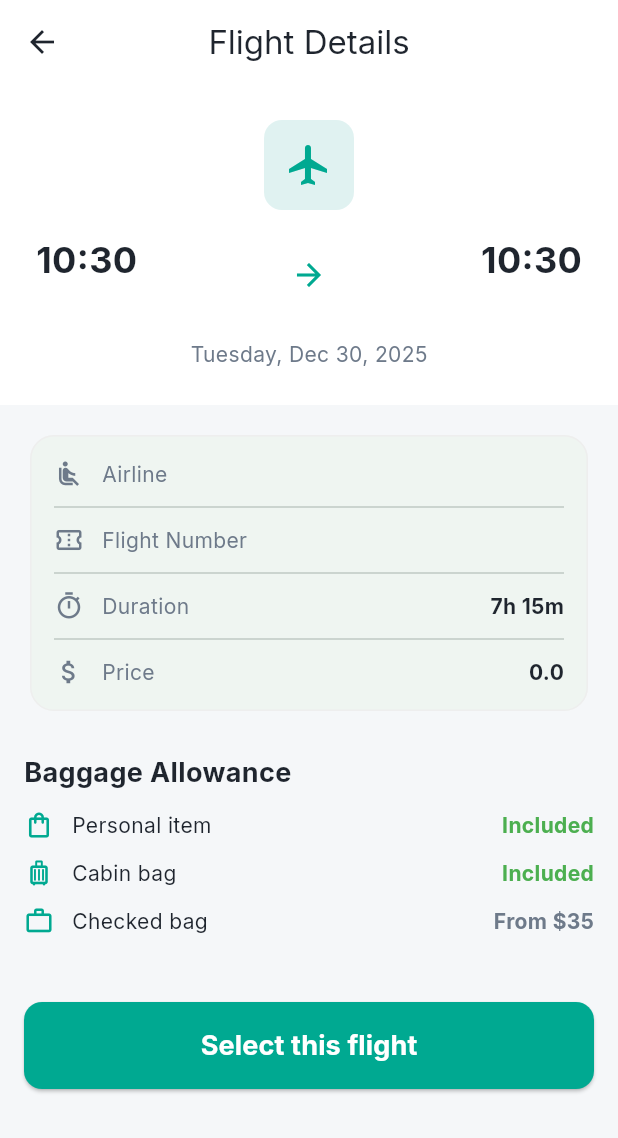
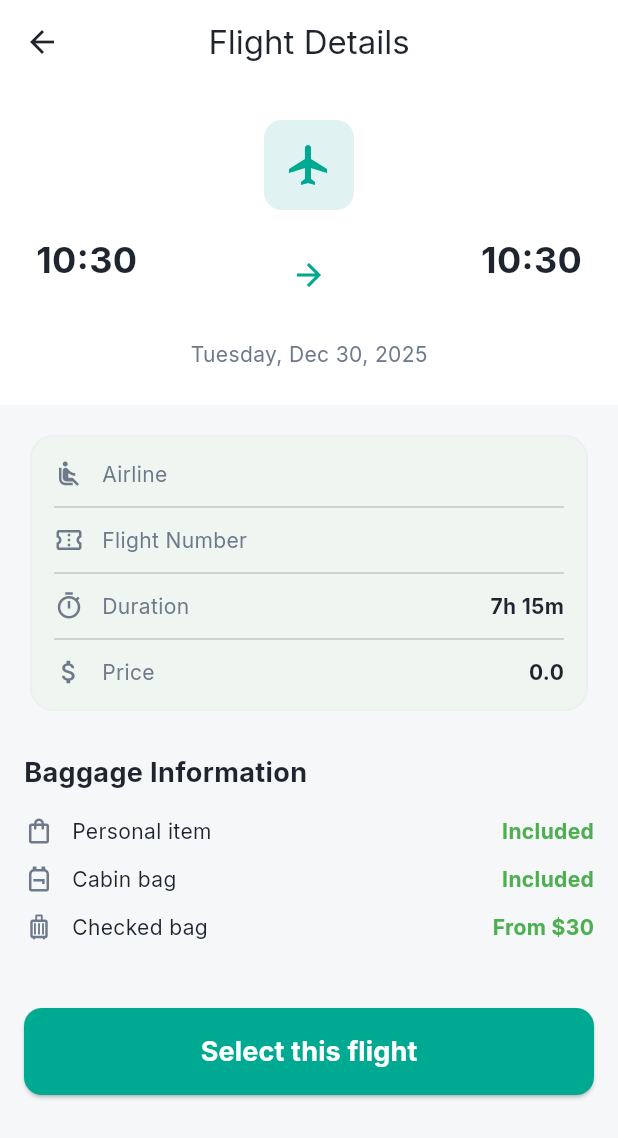
Before and after one commit to Thyon3/SkyRace, a Flutter app: the FlightDetailsScreen screen opened directly with empty values, on a phone screen of 412 x 824 dp. Shown: the top 1138 px of the screen. Run offline on Flutter 3.47's test engine with Material 3 defaults, Android fonts, the light colour scheme and no system bars; our stand-ins replace flutter_riverpod, go_router, google_fonts, shared_preferences, shimmer; accounts and stored records are empty; network calls fail.

Commit message:
Add Baggage Information to Flight Details Screen

```diff
--- a/lib/src/features/search/presentation/flight_details_screen.dart
+++ b/lib/src/features/search/presentation/flight_details_screen.dart
@@ -30,16 +30,19 @@ class FlightDetailsScreen extends StatelessWidget {
                 children: [
                   _buildFlightInfoCard(),
                   const SizedBox(height: 24),
-                  const Text('Baggage Allowance', style: TextStyle(fontSize: 18, fontWeight: FontWeight.bold)),
-                  const SizedBox(height: 12),
-                  _buildBaggageItem(Icons.shopping_bag_outlined, 'Personal item', 'Included'),
-                  _buildBaggageItem(Icons.luggage_outlined, 'Cabin bag', 'Included'),
-                  _buildBaggageItem(Icons.work_outline, 'Checked bag', 'From \$35'),
+                  const Text(
+                    'Baggage Information',
+                    style: TextStyle(fontSize: 18, fontWeight: FontWeight.bold),
+                  ),
+                  const SizedBox(height: 16),
+                  _buildBaggageRow(Icons.shopping_bag_outlined, 'Personal item', 'Included'),
+                  _buildBaggageRow(Icons.backpack_outlined, 'Cabin bag', 'Included'),
+                  _buildBaggageRow(Icons.luggage_outlined, 'Checked bag', 'From \$30'),
                   const SizedBox(height: 32),
                   SizedBox(
                     width: double.infinity,
                     child: ElevatedButton(
-                      onPressed: () => context.go('/results/book', extra: flight),
+                      onPressed: () => context.go('/booking', extra: flight),
                       style: ElevatedButton.styleFrom(
                         padding: const EdgeInsets.symmetric(vertical: 16),
                         backgroundColor: AppColors.primary,
@@ -140,16 +143,16 @@ class FlightDetailsScreen extends StatelessWidget {
     );
   }
 
-  Widget _buildBaggageItem(IconData icon, String label, String status) {
+  Widget _buildBaggageRow(IconData icon, String label, String status) {
     return Padding(
       padding: const EdgeInsets.only(bottom: 12.0),
       child: Row(
         children: [
-          Icon(icon, color: AppColors.primary, size: 20),
+          Icon(icon, size: 20, color: AppColors.textLight),
           const SizedBox(width: 12),
-          Text(label),
+          Text(label, style: const TextStyle(color: AppColors.textDark)),
           const Spacer(),
-          Text(status, style: TextStyle(color: status == 'Included' ? Colors.green : AppColors.textLight, fontWeight: FontWeight.bold)),
+          Text(status, style: const TextStyle(color: Colors.green, fontWeight: FontWeight.bold)),
         ],
       ),
     );
```
